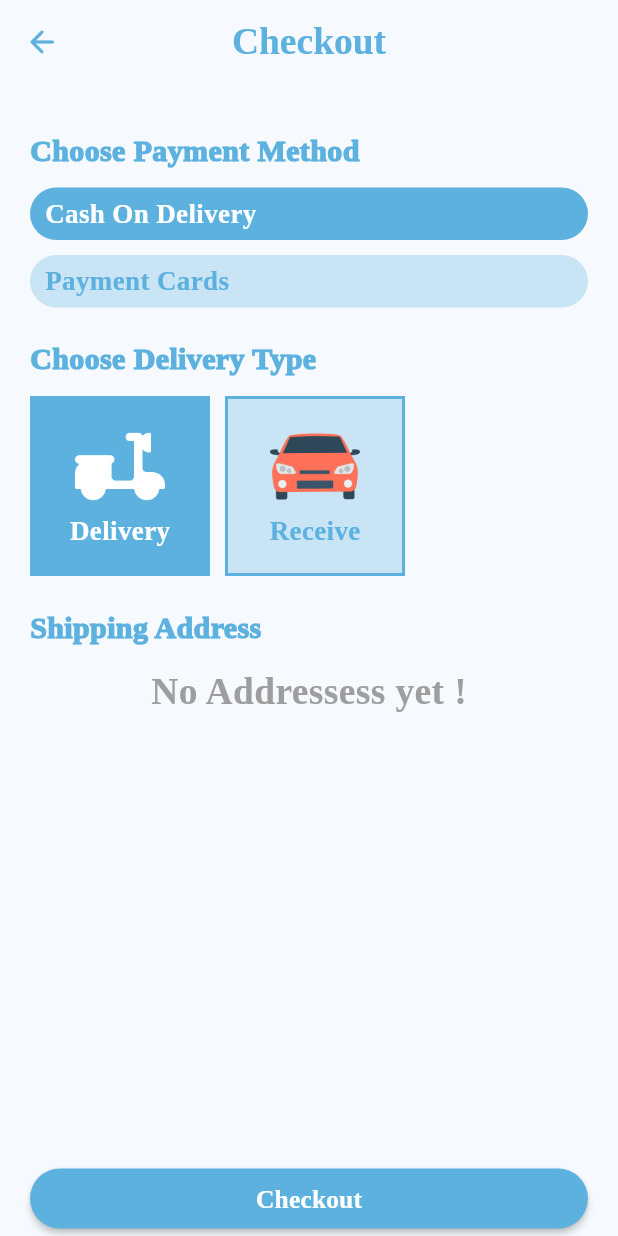
After one commit to Muhammednady/e-commerce-app, a Flutter app: the CheckOutView screen opened directly, after a tap on "Cash On Delivery", on a phone screen of 412 x 824 dp. The commit adds this screen. Run offline on Flutter 3.47's test engine with Material 3 defaults, Android fonts, the phone set to English and light mode, and no system bars; our stand-ins replace cached_network_image, connectivity_plus, dartz, firebase_core, firebase_messaging, flutter_otp_text_field and 7 more; accounts and stored records are empty; network calls fail.

Commit message:
create checkout screen

```diff
--- a/lib/controller/addresses_location.dart/addressadd_controller.dart
+++ b/lib/controller/addresses_location.dart/addressadd_controller.dart
@@ -40,7 +40,6 @@ class AddressAddController extends GetxController {
     if (result == LocationPermission.whileInUse ||
         result == LocationPermission.always) {
       currentPosition = await Geolocator.getCurrentPosition();
-      print('========================+++++++++++++0000000000');
       print(currentPosition!);
       cameraPosition = CameraPosition(
           zoom: 14.3,
--- /dev/null
+++ b/lib/controller/checkout_controller/checkout_controller.dart
@@ -0,0 +1,49 @@
+
+
+
+import 'package:ecommerceapp/controller/addresses_location.dart/addressview_controller.dart';
+import 'package:ecommerceapp/view/widget/check_out/shipping_address.dart';
+import 'package:get/get.dart';
+
+class CheckoutController extends GetxController{
+
+
+  @override
+  void onInit() {
+    // TODO: implement onInit
+    super.onInit();
+    addressController.getAddresses();
+
+  }
+
+  var addressController = Get.put(AddressViewController());
+
+  // cash on delivry = 1
+  // payment cards = 2
+
+  RxInt paymentOption = 1.obs;
+
+  RxInt deliveryType = 1.obs;
+
+  RxInt shippingAddress = 0.obs;
+
+  void changePaymentOption(int i){
+
+    paymentOption.value = i;
+    update();
+
+  }
+  void changeDeliveryType(int i){
+
+    deliveryType.value = i;
+    update();
+
+  }
+  void changeShippingAddress(int i){
+
+    shippingAddress.value = i;
+    update();
+
+  }
+
+}
--- a/lib/core/constant/app_images.dart
+++ b/lib/core/constant/app_images.dart
@@ -38,4 +38,10 @@ class AppImagesPath {
   static const String onBoardingTwo    = '$_rootImages/onboardingtwo.PNG';
   static const String onBoardingThree  = '$_rootImages/onboardingthree.PNG';
   static const String onBoardingFour   = '$_rootImages/onboardingfour.PNG';
+    //===================Delivery Types==================================
+
+  static const String motorCycle1      ='$_rootImages/motorcycle1.png';
+  static const String motorCycle2      ='$_rootImages/motorcycle2.png';
+  static const String car1             ='$_rootImages/car1.png';
+  static const String car2             ='$_rootImages/car2.png';
 }
--- /dev/null
+++ b/lib/view/screen/check_out/checkout_view.dart
@@ -0,0 +1,265 @@
+import 'package:ecommerceapp/controller/addresses_location.dart/addressview_controller.dart';
+import 'package:ecommerceapp/controller/checkout_controller/checkout_controller.dart';
+import 'package:ecommerceapp/core/constant/app_images.dart';
+import 'package:ecommerceapp/core/constant/colors.dart';
+import 'package:ecommerceapp/view/widget/check_out/shipping_address.dart';
+import 'package:ecommerceapp/view/widget/check_out/delivery_type.dart';
+import 'package:flutter/material.dart';
+import 'package:flutter/services.dart';
+import 'package:get/get.dart';
+
+class CheckOutView extends GetView<CheckoutController> {
+  const CheckOutView({super.key});
+
+  @override
+  Widget build(BuildContext context) {
+    var checkOutController = Get.put(CheckoutController());
+    return Scaffold(
+      appBar: AppBar(
+        title: const Text(
+          'Checkout',
+          style: TextStyle(
+              fontSize: 25.0,
+              fontWeight: FontWeight.bold,
+              color: AppColors.primary),
+        ),
+        systemOverlayStyle: const SystemUiOverlayStyle(
+            statusBarBrightness: Brightness.dark,
+            statusBarColor: AppColors.primary),
+        centerTitle: true,
+        leading: IconButton(
+            onPressed: () {
+              Get.back();
+            },
+            icon: const Icon(
+              Icons.arrow_back_rounded,
+              color: AppColors.primary,
+            )),
+      ),
+      bottomNavigationBar: Container(
+        height: 50.0,
+        width: double.infinity,
+        padding: const EdgeInsets.symmetric(horizontal: 20.0, vertical: 5.0),
+        child: MaterialButton(
+          onPressed: () {
+            // Get.to(GetWidgetCacheElement(widget));
+          },
+          color: AppColors.primary,
+          // elevation: 0.0,
+          shape:
+              RoundedRectangleBorder(borderRadius: BorderRadius.circular(20.0)),
+          child: const Text(
+            'Checkout',
+            style: TextStyle(
+                color: AppColors.white,
+                fontSize: 17.0,
+                fontWeight: FontWeight.bold),
+          ),
+        ),
+      ),
+      body: GetBuilder<AddressViewController>(builder: (ctx) {
+        return Container(
+          padding: const EdgeInsets.symmetric(vertical: 15.0, horizontal: 20.0),
+          child: ListView(
+            children: [
+              const SizedBox(
+                height: 15.0,
+              ),
+              const Text(
+                'Choose Payment Method',
+                style: TextStyle(
+                    color: AppColors.primary,
+                    fontSize: 20.0,
+                    fontWeight: FontWeight.w900),
+              ),
+              const SizedBox(
+                height: 10.0,
+              ),
+              //option 111111
+              Obx(
+                () => InkWell(
+                  onTap: () {
+                    controller.changePaymentOption(1);
+                  },
+                  child: Container(
+                    width: Get.width,
+                    height: 35.0,
+                    decoration: BoxDecoration(
+                        color: checkOutController.paymentOption.value == 1
+                            ? AppColors.primary
+                            : AppColors.primary.withOpacity(0.3),
+                        borderRadius: const BorderRadiusDirectional.all(
+                            Radius.circular(30.0))),
+                    child: Row(
+                      children: [
+                        const SizedBox(
+                          width: 10.0,
+                        ),
+                        Text(
+                          'Cash On Delivery',
+                          style: TextStyle(
+                            color: checkOutController.paymentOption.value == 1
+                                ? AppColors.white
+                                : AppColors.primary,
+                            fontSize: 18.0,
+                          ),
+                        ),
+                      ],
+                    ),
+                  ),
+                ),
+              ),
+              const SizedBox(
+                height: 10.0,
+              ),
+              //option 222222
+              Obx(
+                () => InkWell(
+                  onTap: () {
+                    controller.changePaymentOption(2);
+                  },
+                  child: Container(
+                    width: Get.width,
+                    height: 35.0,
+                    decoration: BoxDecoration(
+                        color: checkOutController.paymentOption.value == 2
+                            ? AppColors.primary
+                            : AppColors.primary.withOpacity(0.3),
+                        borderRadius: const BorderRadiusDirectional.all(
+                            Radius.circular(30.0))),
+                    child: Row(
+                      children: [
+                        const SizedBox(
+                          width: 10.0,
+                        ),
+                        Text(
+                          'Payment Cards',
+                          style: TextStyle(
+                            color: checkOutController.paymentOption.value == 2
+                                ? AppColors.white
+                                : AppColors.primary,
+                            fontSize: 18.0,
+                          ),
+                        ),
+                      ],
+                    ),
+                  ),
+                ),
+              ),
+              const SizedBox(
+                height: 20.0,
+              ),
+              const Text(
+                'Choose Delivery Type',
+                style: TextStyle(
+                    color: AppColors.primary,
+                    fontSize: 20.0,
+                    fontWeight: FontWeight.w900),
+              ),
+              const SizedBox(
+                height: 10.0,
+              ),
+              Obx(
+                () => Row(
+                  children: [
+                    InkWell(
+                      onTap: () {
+                        controller.changeDeliveryType(1);
+                      },
+                      child: DeliveryTypeWidget(
+                          title: 'Delivery',
+                          image: AppImagesPath.motorCycle2,
+                          isActive: checkOutController.deliveryType.value == 1
+                              ? true
+                              : false),
+                    ),
+                    const SizedBox(
+                      width: 10.0,
+                    ),
+                    InkWell(
+                      onTap: () {
+                        controller.changeDeliveryType(2);
+                      },
+                      child: DeliveryTypeWidget(
+                          title: 'Receive',
+                          image: AppImagesPath.car2,
+                          isActive: checkOutController.deliveryType.value == 2
+                              ? true
+                              : false),
+                    ),
+                  ],
+                ),
+              ),
+              const SizedBox(
+                height: 20.0,
+              ),
+              const Text(
+                'Shipping Address',
+                style: TextStyle(
+                    color: AppColors.primary,
+                    fontSize: 20.0,
+                    fontWeight: FontWeight.w900),
+              ),
+              const SizedBox(
+                height: 10.0,
+              ),
+              if (checkOutController.deliveryType.value == 1)
+                Obx(
+                  () => Visibility(
+                    visible: checkOutController.deliveryType.value == 1,
+                    child: checkOutController
+                            .addressController.addresses.isEmpty
+                        ? const Center(
+                            child: Text(
+                              'No Addressess yet !',
+                              style: TextStyle(color: Colors.grey),
+                            ),
+                          )
+                        : SizedBox(
+                            height: 300.0,
+                            width: double.infinity,
+                            child:
+                                GetBuilder<CheckoutController>(builder: (ctx) {
+                              return ListView.builder(
+                                  itemCount: checkOutController
+                                      .addressController.addresses.length,
+                                  itemBuilder: (context, index) =>
+                                      GestureDetector(
+                                        onTap: () {
+                                          checkOutController
+                                              .changeShippingAddress(
+                                                  checkOutController
+                                                      .addressController
+                                                      .addresses[index]
+                                                      .id!);
+                                        },
+                                        child: ShippingAddressWidget(
+                                            title: checkOutController
+                                                .addressController
+                                                .addresses[index]
+                                                .title!,
+                                            address: checkOutController
+                                                .addressController
+                                                .addresses[index]
+                                                .address!,
+                                            isActive: checkOutController
+                                                        .shippingAddress
+                                                        .value ==
+                                                    checkOutController
+                                                        .addressController
+                                                        .addresses[index]
+                                                        .id
+                                                ? true
+                                                : false),
+                                      ));
+                            }),
+                          ),
+                  ),
+                )
+            ],
+          ),
+        );
+      }),
+    );
+  }
+}
--- a/lib/view/screen/item_details.dart
+++ b/lib/view/screen/item_details.dart
@@ -1,6 +1,7 @@
 import 'package:ecommerceapp/controller/itemDetails_controller.dart';
 import 'package:ecommerceapp/core/constant/colors.dart';
 import 'package:ecommerceapp/core/localization/change_lang.dart';
+import 'package:ecommerceapp/view/screen/check_out/checkout_view.dart';
 import 'package:ecommerceapp/view/widget/home_tap/custom_header.dart';
 import 'package:flutter/cupertino.dart';
 import 'package:flutter/material.dart';
@@ -72,6 +73,10 @@ class ItemDetailsView extends GetView<ItemDetailsController> {
                         //         ARABIC_SYMBOL
                         //     ? Get.width / 4.3
                         //     : null,
+                        child: InkWell(
+                          onTap: (){
+                            Get.to(const CheckOutView());
+                          },
                           child: Container(
                             height: 200.0,
                             width: 200.0,
@@ -86,6 +91,7 @@ class ItemDetailsView extends GetView<ItemDetailsController> {
                                 width: 200.0,
                                 fit: BoxFit.fill,
                                 controller.productDetails.image!,
+                              ),
                             ),
                           ),
                         ),
--- /dev/null
+++ b/lib/view/widget/check_out/delivery_type.dart
@@ -0,0 +1,48 @@
+import 'package:ecommerceapp/core/constant/app_images.dart';
+import 'package:ecommerceapp/core/constant/colors.dart';
+import 'package:flutter/material.dart';
+
+class DeliveryTypeWidget extends StatelessWidget {
+  final String title;
+  final String image;
+  final bool isActive;
+  const DeliveryTypeWidget(
+      {super.key,
+      required this.title,
+      required this.image,
+      required this.isActive});
+
+  @override
+  Widget build(BuildContext context) {
+    return Container(
+      width: 120.0,
+      height: 120.0,
+      decoration: BoxDecoration(
+          border: Border.all(color: AppColors.primary, width: 2),
+          color: isActive
+              ? AppColors.primary
+              : AppColors.primary.withOpacity(0.3)),
+      child: Column(
+        mainAxisAlignment: MainAxisAlignment.center,
+        crossAxisAlignment: CrossAxisAlignment.center,
+        children: [
+          Image.asset(
+            image,
+            height: 60.0,
+            width: 60.0,
+            color: isActive ? AppColors.white :null,
+          ),
+          // const SizedBox(
+          //   height: 5.0,
+          // ),
+          Text(
+            title,
+            style: TextStyle(
+                color: isActive ? AppColors.white : AppColors.primary,
+                fontSize: 18.0),
+          )
+        ],
+      ),
+    );
+  }
+}
--- /dev/null
+++ b/lib/view/widget/check_out/shipping_address.dart
@@ -0,0 +1,43 @@
+import 'package:ecommerceapp/core/constant/colors.dart';
+import 'package:flutter/material.dart';
+
+class ShippingAddressWidget extends StatelessWidget {
+  final String title;
+  final String address;
+  final bool isActive;
+  const ShippingAddressWidget(
+      {super.key,
+      required this.title,
+      required this.address,
+      required this.isActive});
+
+  @override
+  Widget build(BuildContext context) {
+    return Card(
+      color: isActive ? AppColors.primary : AppColors.white,
+      // shape: RoundedRectangleBorder(
+      //     borderRadius: BorderRadius.circular(10)),
+      child: Padding(
+        padding: const EdgeInsets.symmetric(vertical: 10.0, horizontal: 10),
+        child: Column(
+          crossAxisAlignment: CrossAxisAlignment.start,
+          children: [
+            Text(
+              title,
+              style: TextStyle(
+                  fontSize: 15.0,
+                  color: isActive ? AppColors.white : AppColors.black),
+            ),
+            const SizedBox(
+              height: 5.0,
+            ),
+            Text(address,
+                style: TextStyle(
+                    fontSize: 15.0,
+                    color: isActive ? AppColors.white : AppColors.black)),
+          ],
+        ),
+      ),
+    );
+  }
+}
```
Also changed, not shown: lib/main.dart (+8 -8 lines), assets/images/car1.png (added), assets/images/car2.png (added), assets/images/motorcycle1.png (added), assets/images/motorcycle2.png (added), pubspec.lock. Lines whose indentation alone changed are shown as unchanged.
